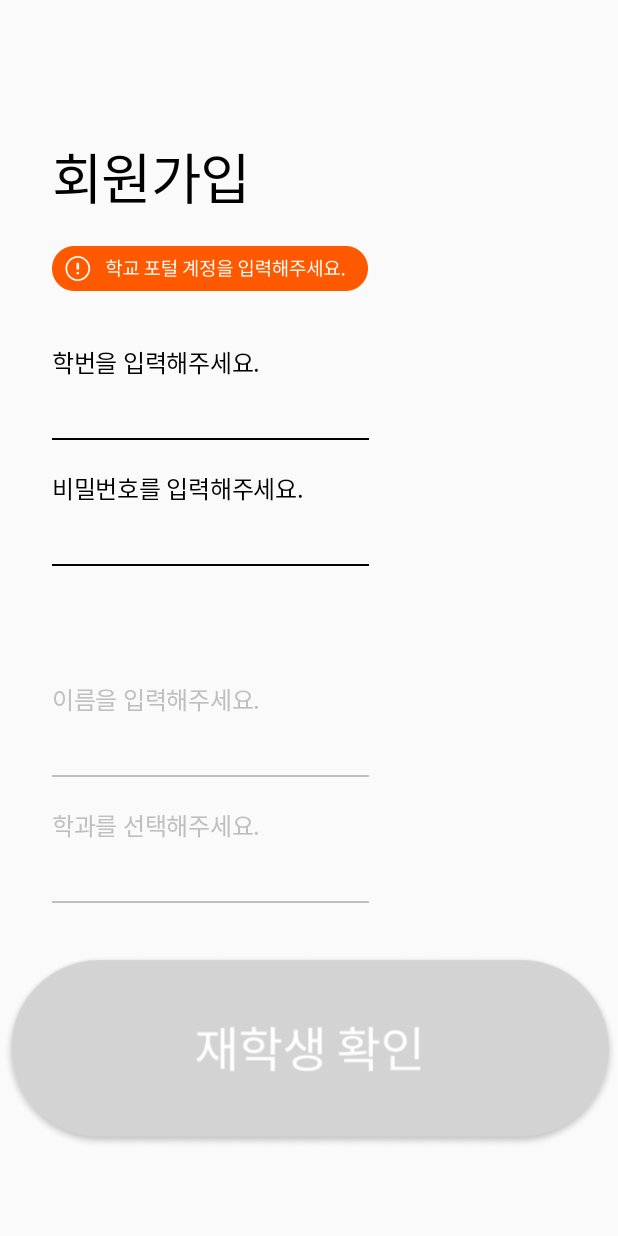
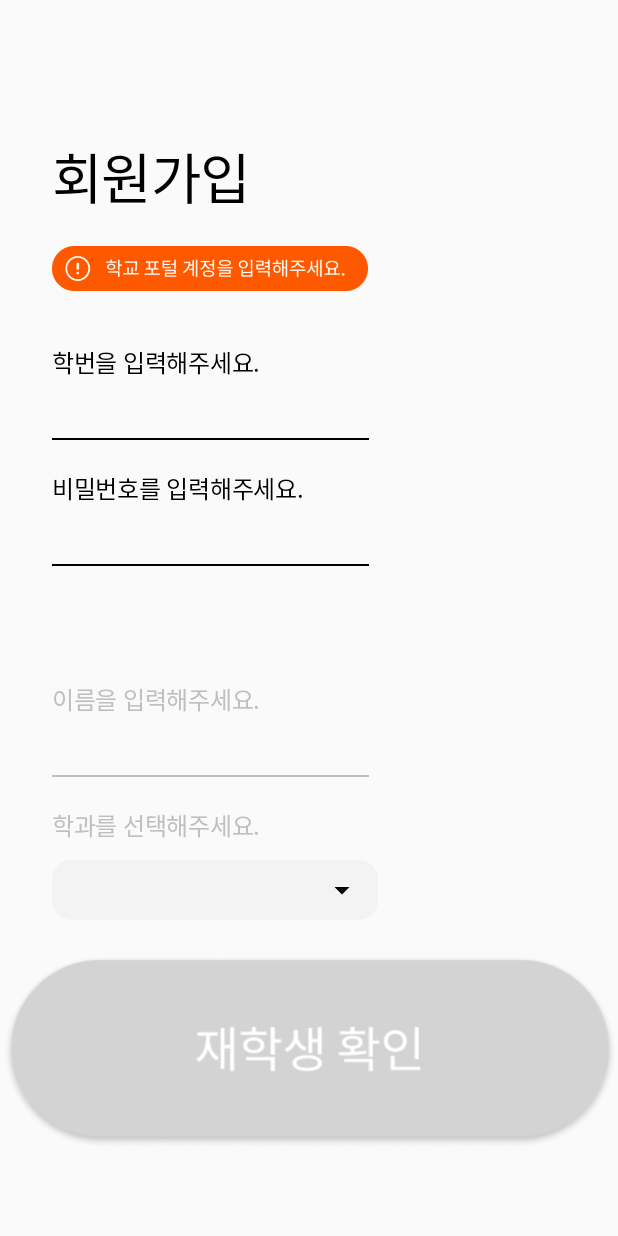
Before and after one commit to inu-appcenter/UniClub-android, an Android app built with Jetpack Compose: the SignUpScreen screen opened through its navigation route, on a phone screen of 412 x 824 dp. Run offline under Robolectric (Android 15) with nearby library versions, the phone set to English and light mode, and no system bars; Roboto replaces fonts that are not available here.

Commit message:
feat: 드롭다운 추가 및 회원가입 페이지에 적용

```diff
--- /dev/null
+++ b/app/src/main/java/com/appcenter/uniclub/ui/components/DropdownField.kt
@@ -0,0 +1,117 @@
+package com.appcenter.uniclub.ui.components
+
+import androidx.compose.foundation.background
+import androidx.compose.foundation.border
+import androidx.compose.foundation.layout.Box
+import androidx.compose.foundation.layout.Row
+import androidx.compose.foundation.layout.Spacer
+import androidx.compose.foundation.layout.fillMaxWidth
+import androidx.compose.foundation.layout.height
+import androidx.compose.foundation.layout.offset
+import androidx.compose.foundation.layout.padding
+import androidx.compose.foundation.layout.wrapContentSize
+import androidx.compose.foundation.shape.RoundedCornerShape
+import androidx.compose.foundation.text.BasicTextField
+import androidx.compose.material3.DropdownMenuItem
+import androidx.compose.material3.ExperimentalMaterial3Api
+import androidx.compose.material3.ExposedDropdownMenuBox
+import androidx.compose.material3.ExposedDropdownMenuDefaults
+import androidx.compose.material3.LocalTextStyle
+import androidx.compose.material3.MenuDefaults
+import androidx.compose.material3.Text
+import androidx.compose.runtime.*
+import androidx.compose.ui.Alignment
+import androidx.compose.ui.Modifier
+import androidx.compose.ui.graphics.Color
+import androidx.compose.ui.unit.dp
+import androidx.compose.ui.unit.sp
+
+@OptIn(ExperimentalMaterial3Api::class)
+@Composable
+fun DropdownField(
+    items: List<String>,
+    selectedValue: String,
+    onItemSelected: (String) -> Unit,
+    modifier: Modifier = Modifier
+) {
+    var expanded by remember { mutableStateOf(false) }
+
+    ExposedDropdownMenuBox(
+        expanded = expanded,
+        onExpandedChange = { expanded = !expanded },
+        modifier = modifier
+    ) {
+        // ✅ BasicTextField로 직접 구현
+        Box(
+            modifier = Modifier
+                .menuAnchor()
+                .border(
+                    width = 0.dp,
+                    color = Color.Transparent,
+                    shape = RoundedCornerShape(13.dp)
+                )
+                .background(Color(0xFFF3F3F3), RoundedCornerShape(13.dp))
+                .padding(horizontal = 12.dp, vertical = 8.dp), // 글자 잘리지 않도록 여유
+            contentAlignment = Alignment.CenterStart
+        ) {
+            BasicTextField(
+                value = selectedValue,
+                onValueChange = {},
+                readOnly = true,
+                singleLine = true,
+                textStyle = LocalTextStyle.current.copy(
+                    color = Color.Black,
+                    fontSize = 14.sp, // 글씨 크기 자유 설정
+                    lineHeight = 18.sp,
+                    letterSpacing = 0.sp
+                ),
+                decorationBox = { innerTextField ->
+                    Row(
+                        verticalAlignment = Alignment.CenterVertically,
+                        modifier = Modifier.fillMaxWidth()
+                    ) {
+                        // ✅ 텍스트는 가변 영역
+                        Box(modifier = Modifier.weight(1f)) {
+                            innerTextField()
+                        }
+                        // ✅ 아이콘은 Row 맨 끝
+                        Box(modifier = Modifier.wrapContentSize()) {
+                            ExposedDropdownMenuDefaults.TrailingIcon(expanded = expanded)
+                        }
+                    }
+                }
+            )
+        }
+
+        // ✅ Dropdown 메뉴
+        ExposedDropdownMenu(
+            expanded = expanded,
+            onDismissRequest = { expanded = false },
+            modifier = Modifier.background(Color(0xFFF3F3F3))
+        ) {
+            items.forEach { selectionOption ->
+                DropdownMenuItem(
+                    text = {
+                        Text(
+                            selectionOption,
+                            color = Color.Black, // ✅ 텍스트 색 강제
+                            fontSize = 14.sp
+                        )
+                    },
+                    onClick = {
+                        onItemSelected(selectionOption)
+                        expanded = false
+                    },
+                    colors = MenuDefaults.itemColors(
+                        textColor = Color.Black,                // 일반 텍스트 색
+                        leadingIconColor = Color.Black,         // 아이콘 색
+                        trailingIconColor = Color.Black,
+                        disabledTextColor = Color.Gray,         // 비활성화 텍스트 색
+                        disabledLeadingIconColor = Color.Gray,
+                        disabledTrailingIconColor = Color.Gray
+                    )
+                )
+            }
+        }
+    }
+}
--- a/app/src/main/java/com/appcenter/uniclub/ui/signup/SignupScreen.kt
+++ b/app/src/main/java/com/appcenter/uniclub/ui/signup/SignupScreen.kt
@@ -18,6 +18,7 @@ import androidx.compose.ui.unit.dp
 import androidx.compose.ui.unit.em
 import androidx.compose.ui.unit.sp
 import com.appcenter.uniclub.R
+import com.appcenter.uniclub.ui.components.DropdownField
 import com.appcenter.uniclub.ui.theme.NotoSansKR
 import com.appcenter.uniclub.ui.util.figmaPadding
 import com.appcenter.uniclub.ui.util.figmaSize
@@ -30,6 +31,8 @@ fun SignUpScreen(
     vm: SignUpViewModel
 ) {
     val ui by vm.ui.collectAsState()
+
+    var selectedDept by remember { mutableStateOf("") }
 
     //버튼 활성화 조건 정의
     val canVerify = ui.canVerify //학번/비번 입력이 '인증 가능' 조건을 만족하는지
@@ -110,10 +113,13 @@ fun SignUpScreen(
             //학과 입력 필드 (인증 후에만 활성화)
             //회의 후 드롭다운 수정
             InputLabel("학과를 선택해주세요.", isEnabled = ui.verified)
-            UnderlineInputField(
-                value = ui.major,
-                onValueChange = vm::onMajor,
-                enabled = ui.verified
+            DropdownField(
+                items = listOf("컴퓨터공학부", "전자공학과", "경영학과"),
+                selectedValue = selectedDept,
+                onItemSelected = { selectedDept = it },
+                modifier = Modifier
+                    .figmaSize(widthPx = 220f, heightPx = 35f)
+                    .figmaPadding(startPx = 30f)
             )
         }
 
```
